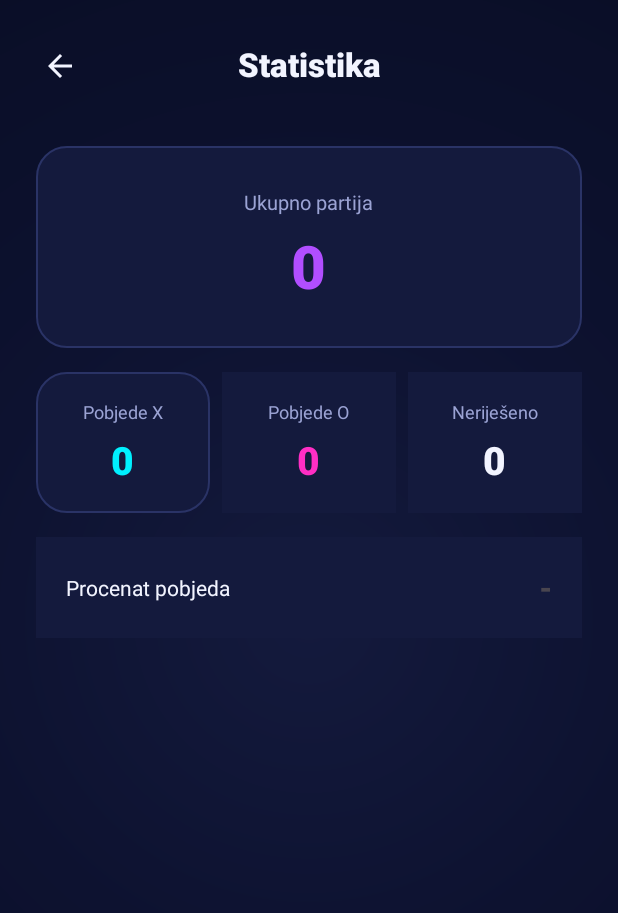
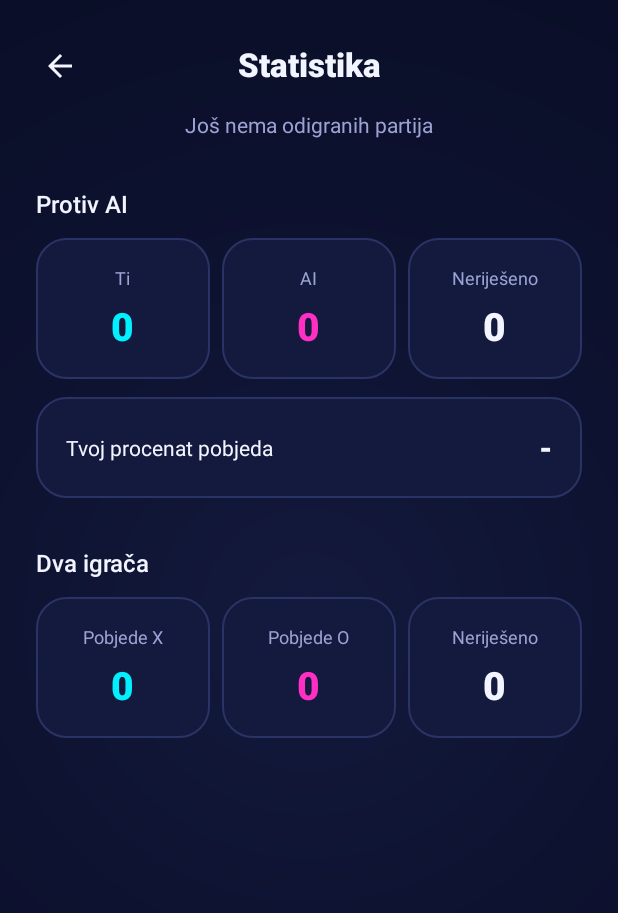
Before and after one commit to NemanjaAdzic83/TicTacToe_XO, an Android app: the StatsActivity screen opened directly, with no data from a screen before it, on a phone screen of 412 x 824 dp. Shown: the top 913 px of the screen. Run offline under Robolectric (Android 15) with nearby library versions, the phone set to English and light mode, and no system bars.

Commit message:
Show SOLO and DUO stats separately on stats screen
Stats screen now has a 'vs AI' section (human/AI/draws + human win rate)
and a 'two players' section (X/O/draws). The total games card is removed,
the root is a ScrollView, and all cards use the bg_card drawable.

Co-Authored-By: Claude Opus 5.5 <noreply@anthropic.com>

```diff
--- a/app/src/main/java/com/example/tictactoe_xo/ui/menu/StatsActivity.java
+++ b/app/src/main/java/com/example/tictactoe_xo/ui/menu/StatsActivity.java
@@ -9,6 +9,7 @@ import androidx.lifecycle.ViewModelProvider;
 import com.example.tictactoe_xo.R;
 import com.example.tictactoe_xo.databinding.ActivityStatsBinding;
 import com.example.tictactoe_xo.model.GameStats;
+import com.example.tictactoe_xo.model.SoloStats;
 import com.example.tictactoe_xo.util.InsetsHelper;
 import com.example.tictactoe_xo.viewmodel.SettingsViewModel;
 
@@ -29,30 +30,43 @@ public class StatsActivity extends AppCompatActivity {
         viewModel = new ViewModelProvider(this).get(SettingsViewModel.class);
         viewModel.refreshStats();
 
-        viewModel.getDuoStats().observe(this, this::renderStats);
+        viewModel.getSoloStats().observe(this, this::renderSoloStats);
+        viewModel.getDuoStats().observe(this, this::renderDuoStats);
 
         binding.btnBackStats.setOnClickListener(v-> finish());
 
     }
 
-    private void renderStats(GameStats gameStats) {
-        if (gameStats == null) return;
+    private void renderSoloStats(SoloStats soloStats) {
+        if (soloStats == null) return;
 
-        int total = gameStats.getTotalGames();
+        binding.tvHumanWins.setText(String.valueOf(soloStats.getHumanWins()));
+        binding.tvAiWins.setText(String.valueOf(soloStats.getAiWins()));
+        binding.tvSoloDraws.setText(String.valueOf(soloStats.getDraws()));
 
-        binding.tvTotalGames.setText(String.valueOf(total));
-        binding.tvXWins.setText(String.valueOf(gameStats.getWinX()));
-        binding.tvOWins.setText(String.valueOf(gameStats.getWinO()));
-        binding.tvDraws.setText(String.valueOf(gameStats.getDraw()));
+        if (soloStats.getTotalGames() == 0) {
+            binding.tvWinRate.setText(R.string.stats_no_value);
+        } else {
+            binding.tvWinRate.setText(String.format(Locale.getDefault(), "%.0f%%", soloStats.getHumanWinRate()));
+        }
+        updateEmptyState();
+    }
 
-        if (total == 0){
-           binding.tvWinRate.setText(R.string.stats_no_value);
-           binding.tvEmptyStateStats.setVisibility(View.VISIBLE);
-        }else {
-            binding.tvWinRate.setText(String.format(Locale.getDefault(), "%.0f%%", gameStats.getWinRateX()));
-            binding.tvEmptyStateStats.setVisibility(View.GONE);
-        }
+    private void renderDuoStats(GameStats duoStats) {
+        if (duoStats == null) return;
 
+        binding.tvXWins.setText(String.valueOf(duoStats.getWinX()));
+        binding.tvOWins.setText(String.valueOf(duoStats.getWinO()));
+        binding.tvDraws.setText(String.valueOf(duoStats.getDraw()));
+        updateEmptyState();
+    }
+
+    // The empty-state message is shown only when no game was played in either mode
+    private void updateEmptyState() {
+        SoloStats solo = viewModel.getSoloStats().getValue();
+        GameStats duo = viewModel.getDuoStats().getValue();
+        int total = (solo != null ? solo.getTotalGames() : 0) + (duo != null ? duo.getTotalGames() : 0);
+        binding.tvEmptyStateStats.setVisibility(total == 0 ? View.VISIBLE : View.GONE);
     }
 
     @Override
--- a/app/src/main/res/layout/activity_stats.xml
+++ b/app/src/main/res/layout/activity_stats.xml
@@ -1,12 +1,19 @@
 <?xml version="1.0" encoding="utf-8"?>
-<androidx.constraintlayout.widget.ConstraintLayout xmlns:android="http://schemas.android.com/apk/res/android"
+<!-- ScrollView as root: with two stat sections the content may not fit on small screens or in landscape -->
+<ScrollView xmlns:android="http://schemas.android.com/apk/res/android"
     xmlns:app="http://schemas.android.com/apk/res-auto"
     xmlns:tools="http://schemas.android.com/tools"
     android:id="@+id/main"
     android:layout_width="match_parent"
     android:layout_height="match_parent"
     android:background="@drawable/bg_gradient_deep_space"
+    android:fillViewport="true"
     tools:context=".ui.menu.StatsActivity">
+
+    <androidx.constraintlayout.widget.ConstraintLayout
+        android:layout_width="match_parent"
+        android:layout_height="wrap_content"
+        android:paddingBottom="24dp">
 
         <ImageButton
             android:id="@+id/btnBackStats"
@@ -34,11 +41,12 @@
             app:layout_constraintStart_toStartOf="parent"
             app:layout_constraintTop_toTopOf="parent" />
 
+        <!-- When GONE it takes no space, so the SOLO header moves up under the title -->
         <TextView
             android:id="@+id/tvEmptyStateStats"
             android:layout_width="wrap_content"
             android:layout_height="wrap_content"
-        android:layout_marginTop="60dp"
+            android:layout_marginTop="16dp"
             android:text="@string/stats_empty"
             android:textColor="@color/text_secondary"
             android:textSize="14sp"
@@ -47,56 +55,179 @@
             app:layout_constraintStart_toStartOf="parent"
             app:layout_constraintTop_toBottomOf="@+id/tvTitleStats" />
 
+        <!-- ===== SOLO (human vs AI) ===== -->
+        <TextView
+            android:id="@+id/tvSoloHeader"
+            android:layout_width="wrap_content"
+            android:layout_height="wrap_content"
+            android:layout_marginStart="@dimen/screen_padding"
+            android:layout_marginTop="32dp"
+            android:fontFamily="sans-serif-medium"
+            android:text="@string/stats_section_solo"
+            android:textColor="@color/text_primary"
+            android:textSize="16sp"
+            app:layout_constraintStart_toStartOf="parent"
+            app:layout_constraintTop_toBottomOf="@+id/tvEmptyStateStats" />
+
         <LinearLayout
-        android:id="@+id/cardTotalGames"
+            android:id="@+id/cardHumanWins"
             android:layout_width="0dp"
             android:layout_height="wrap_content"
             android:layout_marginStart="@dimen/screen_padding"
-        android:layout_marginTop="40dp"
-        android:layout_marginEnd="@dimen/screen_padding"
+            android:layout_marginTop="12dp"
             android:background="@drawable/bg_card"
             android:gravity="center"
             android:orientation="vertical"
-        android:padding="28dp"
-        app:layout_constraintEnd_toEndOf="parent"
+            android:padding="18dp"
+            app:layout_constraintEnd_toStartOf="@+id/cardAiWins"
             app:layout_constraintStart_toStartOf="parent"
-        app:layout_constraintTop_toBottomOf="@+id/tvTitleStats">
+            app:layout_constraintTop_toBottomOf="@+id/tvSoloHeader">
 
             <TextView
-            android:id="@+id/textView11"
                 android:layout_width="wrap_content"
                 android:layout_height="wrap_content"
-            android:text="@string/stats_total_games"
+                android:text="@string/stats_human_wins"
                 android:textColor="@color/text_secondary"
-            android:textSize="13sp" />
+                android:textSize="12sp" />
 
             <TextView
-            android:id="@+id/tvTotalGames"
+                android:id="@+id/tvHumanWins"
                 android:layout_width="wrap_content"
                 android:layout_height="wrap_content"
                 android:layout_marginTop="6dp"
                 android:fontFamily="sans-serif-black"
                 android:text="0"
-            android:textColor="@color/neon_purple"
-            android:textSize="40sp" />
+                android:textColor="@color/neon_cyan"
+                android:textSize="26sp" />
         </LinearLayout>
+
+        <LinearLayout
+            android:id="@+id/cardAiWins"
+            android:layout_width="0dp"
+            android:layout_height="wrap_content"
+            android:layout_marginStart="8dp"
+            android:layout_marginTop="12dp"
+            android:layout_marginEnd="8dp"
+            android:background="@drawable/bg_card"
+            android:gravity="center"
+            android:orientation="vertical"
+            android:padding="18dp"
+            app:layout_constraintEnd_toStartOf="@+id/cardSoloDraws"
+            app:layout_constraintStart_toEndOf="@+id/cardHumanWins"
+            app:layout_constraintTop_toBottomOf="@+id/tvSoloHeader">
+
+            <TextView
+                android:layout_width="wrap_content"
+                android:layout_height="wrap_content"
+                android:text="@string/stats_ai_wins"
+                android:textColor="@color/text_secondary"
+                android:textSize="12sp" />
+
+            <TextView
+                android:id="@+id/tvAiWins"
+                android:layout_width="wrap_content"
+                android:layout_height="wrap_content"
+                android:layout_marginTop="6dp"
+                android:fontFamily="sans-serif-black"
+                android:text="0"
+                android:textColor="@color/neon_magenta"
+                android:textSize="26sp" />
+        </LinearLayout>
+
+        <LinearLayout
+            android:id="@+id/cardSoloDraws"
+            android:layout_width="0dp"
+            android:layout_height="wrap_content"
+            android:layout_marginTop="12dp"
+            android:layout_marginEnd="@dimen/screen_padding"
+            android:background="@drawable/bg_card"
+            android:gravity="center"
+            android:orientation="vertical"
+            android:padding="18dp"
+            app:layout_constraintEnd_toEndOf="parent"
+            app:layout_constraintStart_toEndOf="@+id/cardAiWins"
+            app:layout_constraintTop_toBottomOf="@+id/tvSoloHeader">
+
+            <TextView
+                android:layout_width="wrap_content"
+                android:layout_height="wrap_content"
+                android:text="@string/stats_draws"
+                android:textColor="@color/text_secondary"
+                android:textSize="12sp" />
+
+            <TextView
+                android:id="@+id/tvSoloDraws"
+                android:layout_width="wrap_content"
+                android:layout_height="wrap_content"
+                android:layout_marginTop="6dp"
+                android:fontFamily="sans-serif-black"
+                android:text="0"
+                android:textColor="@color/text_primary"
+                android:textSize="26sp" />
+        </LinearLayout>
+
+        <LinearLayout
+            android:id="@+id/cardWinRate"
+            android:layout_width="0dp"
+            android:layout_height="wrap_content"
+            android:layout_marginStart="@dimen/screen_padding"
+            android:layout_marginTop="12dp"
+            android:layout_marginEnd="@dimen/screen_padding"
+            android:background="@drawable/bg_card"
+            android:gravity="center"
+            android:orientation="horizontal"
+            android:padding="20dp"
+            app:layout_constraintEnd_toEndOf="parent"
+            app:layout_constraintStart_toStartOf="parent"
+            app:layout_constraintTop_toBottomOf="@+id/cardHumanWins">
+
+            <TextView
+                android:layout_width="0dp"
+                android:layout_height="wrap_content"
+                android:layout_weight="1"
+                android:text="@string/stats_win_rate"
+                android:textColor="@color/text_primary"
+                android:textSize="14sp" />
+
+            <TextView
+                android:id="@+id/tvWinRate"
+                android:layout_width="wrap_content"
+                android:layout_height="wrap_content"
+                android:fontFamily="sans-serif-black"
+                android:text="0"
+                android:textColor="@color/text_primary"
+                android:textSize="20sp" />
+        </LinearLayout>
+
+        <!-- ===== DUO (two players, counted per symbol) ===== -->
+        <TextView
+            android:id="@+id/tvDuoHeader"
+            android:layout_width="wrap_content"
+            android:layout_height="wrap_content"
+            android:layout_marginStart="@dimen/screen_padding"
+            android:layout_marginTop="32dp"
+            android:fontFamily="sans-serif-medium"
+            android:text="@string/stats_section_duo"
+            android:textColor="@color/text_primary"
+            android:textSize="16sp"
+            app:layout_constraintStart_toStartOf="parent"
+            app:layout_constraintTop_toBottomOf="@+id/cardWinRate" />
 
         <LinearLayout
             android:id="@+id/cardXWins"
             android:layout_width="0dp"
             android:layout_height="wrap_content"
             android:layout_marginStart="@dimen/screen_padding"
-        android:layout_marginTop="16dp"
+            android:layout_marginTop="12dp"
             android:background="@drawable/bg_card"
             android:gravity="center"
             android:orientation="vertical"
             android:padding="18dp"
             app:layout_constraintEnd_toStartOf="@+id/cardOWins"
             app:layout_constraintStart_toStartOf="parent"
-        app:layout_constraintTop_toBottomOf="@+id/cardTotalGames">
+            app:layout_constraintTop_toBottomOf="@+id/tvDuoHeader">
 
             <TextView
-            android:id="@+id/textView13"
                 android:layout_width="wrap_content"
                 android:layout_height="wrap_content"
                 android:text="@string/stats_x_wins"
@@ -111,31 +242,30 @@
                 android:fontFamily="sans-serif-black"
                 android:text="0"
                 android:textColor="@color/neon_cyan"
-            android:textSize="26sp"/>
+                android:textSize="26sp" />
         </LinearLayout>
 
         <LinearLayout
             android:id="@+id/cardOWins"
             android:layout_width="0dp"
             android:layout_height="wrap_content"
+            android:layout_marginStart="8dp"
+            android:layout_marginTop="12dp"
+            android:layout_marginEnd="8dp"
+            android:background="@drawable/bg_card"
+            android:gravity="center"
             android:orientation="vertical"
-        android:layout_marginStart="8dp"
-        android:layout_marginTop="16dp"
-        android:layout_marginEnd="8dp"
-        android:background="@color/bg_card"
-        android:gravity="center"
             android:padding="18dp"
             app:layout_constraintEnd_toStartOf="@+id/cardDraws"
             app:layout_constraintStart_toEndOf="@+id/cardXWins"
-        app:layout_constraintTop_toBottomOf="@+id/cardTotalGames">
+            app:layout_constraintTop_toBottomOf="@+id/tvDuoHeader">
 
             <TextView
-            android:id="@+id/textView15"
                 android:layout_width="wrap_content"
                 android:layout_height="wrap_content"
                 android:text="@string/stats_o_wins"
                 android:textColor="@color/text_secondary"
-            android:textSize="12sp"/>
+                android:textSize="12sp" />
 
             <TextView
                 android:id="@+id/tvOWins"
@@ -145,74 +275,40 @@
                 android:fontFamily="sans-serif-black"
                 android:text="0"
                 android:textColor="@color/neon_magenta"
-            android:textSize="26sp"/>
+                android:textSize="26sp" />
         </LinearLayout>
-
 
         <LinearLayout
             android:id="@+id/cardDraws"
             android:layout_width="0dp"
             android:layout_height="wrap_content"
+            android:layout_marginTop="12dp"
+            android:layout_marginEnd="@dimen/screen_padding"
+            android:background="@drawable/bg_card"
+            android:gravity="center"
             android:orientation="vertical"
-        android:layout_marginTop="16dp"
-        android:layout_marginEnd="@dimen/screen_padding"
-        android:background="@color/bg_card"
-        android:gravity="center"
             android:padding="18dp"
             app:layout_constraintEnd_toEndOf="parent"
-        app:layout_constraintStart_toEndOf="@id/cardOWins"
-        app:layout_constraintTop_toBottomOf="@id/cardTotalGames">
+            app:layout_constraintStart_toEndOf="@+id/cardOWins"
+            app:layout_constraintTop_toBottomOf="@+id/tvDuoHeader">
 
             <TextView
-            android:id="@+id/textView16"
                 android:layout_width="wrap_content"
                 android:layout_height="wrap_content"
                 android:text="@string/stats_draws"
                 android:textColor="@color/text_secondary"
-            android:textSize="12sp"/>
-
+                android:textSize="12sp" />
 
             <TextView
                 android:id="@+id/tvDraws"
                 android:layout_width="wrap_content"
                 android:layout_height="wrap_content"
-            android:text="0"
                 android:layout_marginTop="6dp"
                 android:fontFamily="sans-serif-black"
+                android:text="0"
                 android:textColor="@color/text_primary"
-            android:textSize="26sp"/>
+                android:textSize="26sp" />
         </LinearLayout>
 
-    <LinearLayout
-        android:id="@+id/cardWinRate"
-        android:layout_width="0dp"
-        android:layout_height="wrap_content"
-        android:orientation="horizontal"
-        android:layout_marginStart="@dimen/screen_padding"
-        android:layout_marginTop="16dp"
-        android:layout_marginEnd="@dimen/screen_padding"
-        android:background="@color/bg_card"
-        android:gravity="center"
-        android:padding="20dp"
-        app:layout_constraintEnd_toEndOf="parent"
-        app:layout_constraintStart_toStartOf="parent"
-        app:layout_constraintTop_toBottomOf="@+id/cardXWins">
-
-        <TextView
-            android:id="@+id/textView18"
-            android:layout_width="0dp"
-            android:layout_height="wrap_content"
-            android:layout_weight="1"
-            android:text="@string/stats_win_rate"
-            android:textColor="@color/text_primary"
-            android:textSize="14sp"/>
-
-        <TextView
-            android:id="@+id/tvWinRate"
-            android:layout_width="wrap_content"
-            android:layout_height="wrap_content"
-            android:text="0"
-            android:fontFamily="sans-serif-black"
-            android:textSize="20sp"/>
-    </LinearLayout>
     </androidx.constraintlayout.widget.ConstraintLayout>
+</ScrollView>
--- a/app/src/main/res/values/strings.xml
+++ b/app/src/main/res/values/strings.xml
@@ -59,11 +59,14 @@
 
     <!--  Statistika  -->
     <string name="title_stats">Statistika</string>
-    <string name="stats_total_games">Ukupno partija</string>
+    <string name="stats_section_solo">Protiv AI</string>
+    <string name="stats_section_duo">Dva igrača</string>
+    <string name="stats_human_wins">Ti</string>
+    <string name="stats_ai_wins">AI</string>
     <string name="stats_x_wins">Pobjede X</string>
     <string name="stats_o_wins">Pobjede O</string>
     <string name="stats_draws">Neriješeno</string>
-    <string name="stats_win_rate">Procenat pobjeda</string>
+    <string name="stats_win_rate">Tvoj procenat pobjeda</string>
     <string name="stats_empty">Još nema odigranih partija</string>
     <string name="stats_no_value">-</string>
 
```
Lines whose indentation alone changed are shown as unchanged.
